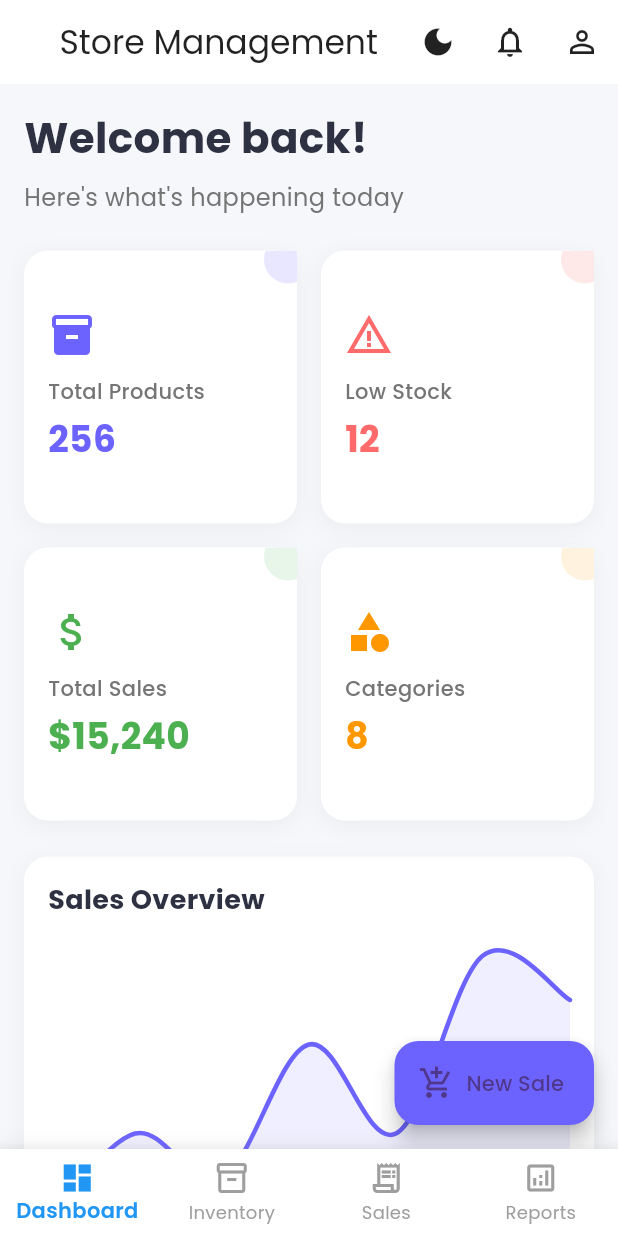
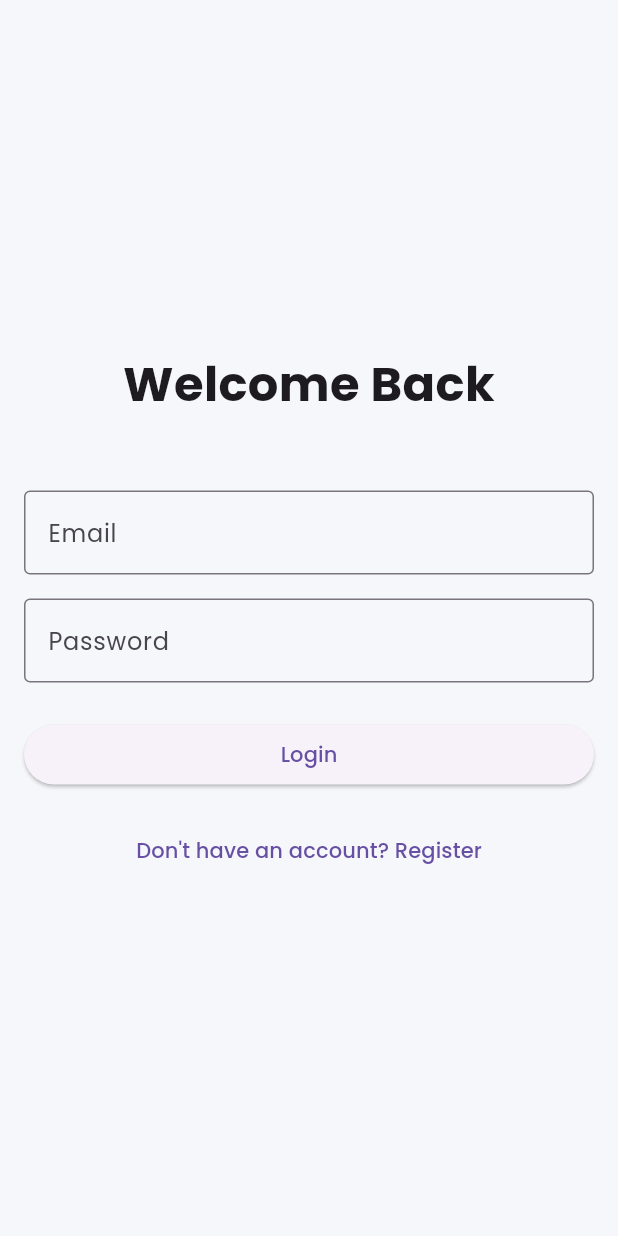
Before and after one commit to mohammmedfj95/vendor-app-mobile-version, a Flutter app: the screen it shows after launch, on a phone screen of 412 x 824 dp. Run offline on Flutter 3.47's test engine with Material 3 defaults, Android fonts, the phone set to English and light mode, and no system bars; drawn by our look-alikes of fl_chart; our stand-ins replace animate_do, firebase_auth, firebase_core, google_fonts, sqflite; missing offline and left inert: mobile_scanner; accounts and stored records are empty.

Commit message:
Add Firebase authentication with email/password login and registration

```diff
--- a/lib/main.dart
+++ b/lib/main.dart
@@ -1,14 +1,41 @@
 import 'package:flutter/material.dart';
 import 'package:provider/provider.dart';
 import 'package:google_fonts/google_fonts.dart';
+import 'package:firebase_core/firebase_core.dart';
+import 'package:firebase_auth/firebase_auth.dart';
 import 'screens/dashboard_screen.dart';
 import 'screens/inventory_screen.dart';
 import 'screens/new_sale_screen.dart';
 import 'screens/sales_screen.dart';
+import 'screens/auth/login_screen.dart';
+import 'screens/auth/register_screen.dart';
 import 'providers/theme_provider.dart';
 import 'services/database_service.dart';
+import 'services/auth_service.dart';
+import 'firebase_options.dart';
 
-void main() {
+void main() async {
+  print('Starting app initialization...');
+  WidgetsFlutterBinding.ensureInitialized();
+  print('Flutter binding initialized');
+  try {
+    print('Initializing Firebase...');
+    await Firebase.initializeApp(
+      options: DefaultFirebaseOptions.currentPlatform,
+    );
+    print('Firebase initialized successfully');
+
+    // Verify Firebase Auth is initialized
+    final auth = FirebaseAuth.instance;
+    print('Firebase Auth initialized: ${auth.app.name}');
+  } catch (e) {
+    print('Error initializing Firebase: $e');
+    // Add more detailed error information
+    if (e is FirebaseException) {
+      print('Firebase error code: ${e.code}');
+      print('Firebase error message: ${e.message}');
+    }
+  }
   runApp(
     ChangeNotifierProvider(
       create: (_) => ThemeProvider(),
@@ -22,6 +49,7 @@
 
   @override
   Widget build(BuildContext context) {
+    print('Building MyApp widget');
     final themeProvider = Provider.of<ThemeProvider>(context);
     return MaterialApp(
       title: 'Store Management',
@@ -30,10 +58,28 @@
           themeProvider.themeData.textTheme,
         ),
       ),
+      home: StreamBuilder<User?>(
+        stream: FirebaseAuth.instance.authStateChanges(),
+        builder: (context, snapshot) {
+          print('Auth state connection state: ${snapshot.connectionState}');
+          if (snapshot.connectionState == ConnectionState.waiting) {
+            print('Waiting for auth state...');
+            return const Center(child: CircularProgressIndicator());
+          }
+          if (snapshot.hasData) {
+            print('User is authenticated, showing StoreHomePage');
+            return const StoreHomePage();
+          }
+          print('User is not authenticated, showing LoginScreen');
+          return const LoginScreen();
+        },
+      ),
       routes: {
+        '/login': (context) => const LoginScreen(),
+        '/register': (context) => const RegisterScreen(),
+        '/home': (context) => const StoreHomePage(),
         '/create-sale': (context) => const NewSaleScreen(),
       },
-      home: const StoreHomePage(),
     );
   }
 }
--- /dev/null
+++ b/lib/screens/auth/login_screen.dart
@@ -0,0 +1,122 @@
+import 'package:flutter/material.dart';
+import 'package:store_management_app/services/auth_service.dart';
+
+class LoginScreen extends StatefulWidget {
+  const LoginScreen({super.key});
+
+  @override
+  State<LoginScreen> createState() => _LoginScreenState();
+}
+
+class _LoginScreenState extends State<LoginScreen> {
+  final _formKey = GlobalKey<FormState>();
+  final _emailController = TextEditingController();
+  final _passwordController = TextEditingController();
+  final _authService = AuthService();
+  bool _isLoading = false;
+
+  Future<void> _login() async {
+    if (_formKey.currentState!.validate()) {
+      setState(() => _isLoading = true);
+      try {
+        await _authService.signInWithEmailAndPassword(
+          _emailController.text.trim(),
+          _passwordController.text,
+        );
+        // Navigate to home screen after successful login
+        if (mounted) {
+          Navigator.of(context).pushReplacementNamed('/home');
+        }
+      } catch (e) {
+        if (mounted) {
+          ScaffoldMessenger.of(context).showSnackBar(
+            SnackBar(content: Text(e.toString())),
+          );
+        }
+      } finally {
+        if (mounted) {
+          setState(() => _isLoading = false);
+        }
+      }
+    }
+  }
+
+  @override
+  Widget build(BuildContext context) {
+    return Scaffold(
+      body: SafeArea(
+        child: Padding(
+          padding: const EdgeInsets.all(16.0),
+          child: Form(
+            key: _formKey,
+            child: Column(
+              mainAxisAlignment: MainAxisAlignment.center,
+              crossAxisAlignment: CrossAxisAlignment.stretch,
+              children: [
+                const Text(
+                  'Welcome Back',
+                  style: TextStyle(
+                    fontSize: 32,
+                    fontWeight: FontWeight.bold,
+                  ),
+                  textAlign: TextAlign.center,
+                ),
+                const SizedBox(height: 48),
+                TextFormField(
+                  controller: _emailController,
+                  decoration: const InputDecoration(
+                    labelText: 'Email',
+                    border: OutlineInputBorder(),
+                  ),
+                  keyboardType: TextInputType.emailAddress,
+                  validator: (value) {
+                    if (value == null || value.isEmpty) {
+                      return 'Please enter your email';
+                    }
+                    return null;
+                  },
+                ),
+                const SizedBox(height: 16),
+                TextFormField(
+                  controller: _passwordController,
+                  decoration: const InputDecoration(
+                    labelText: 'Password',
+                    border: OutlineInputBorder(),
+                  ),
+                  obscureText: true,
+                  validator: (value) {
+                    if (value == null || value.isEmpty) {
+                      return 'Please enter your password';
+                    }
+                    return null;
+                  },
+                ),
+                const SizedBox(height: 24),
+                ElevatedButton(
+                  onPressed: _isLoading ? null : _login,
+                  child: _isLoading
+                      ? const CircularProgressIndicator()
+                      : const Text('Login'),
+                ),
+                const SizedBox(height: 16),
+                TextButton(
+                  onPressed: () {
+                    Navigator.of(context).pushNamed('/register');
+                  },
+                  child: const Text('Don\'t have an account? Register'),
+                ),
+              ],
+            ),
+          ),
+        ),
+      ),
+    );
+  }
+
+  @override
+  void dispose() {
+    _emailController.dispose();
+    _passwordController.dispose();
+    super.dispose();
+  }
+}
--- /dev/null
+++ b/lib/services/auth_service.dart
@@ -0,0 +1,47 @@
+import 'package:firebase_auth/firebase_auth.dart';
+
+class AuthService {
+  final FirebaseAuth _auth = FirebaseAuth.instance;
+
+  // Get current user
+  User? get currentUser => _auth.currentUser;
+
+  // Sign in with email and password
+  Future<UserCredential> signInWithEmailAndPassword(
+      String email, String password) async {
+    try {
+      return await _auth.signInWithEmailAndPassword(
+        email: email,
+        password: password,
+      );
+    } catch (e) {
+      rethrow;
+    }
+  }
+
+  // Register with email and password
+  Future<UserCredential> registerWithEmailAndPassword(
+      String email, String password) async {
+    try {
+      return await _auth.createUserWithEmailAndPassword(
+        email: email,
+        password: password,
+      );
+    } catch (e) {
+      rethrow;
+    }
+  }
+
+  // Sign out
+  Future<void> signOut() async {
+    await _auth.signOut();
+  }
+
+  // Password reset
+  Future<void> sendPasswordResetEmail(String email) async {
+    await _auth.sendPasswordResetEmail(email: email);
+  }
+
+  // Stream of auth changes
+  Stream<User?> get authStateChanges => _auth.authStateChanges();
+}
--- a/pubspec.yaml
+++ b/pubspec.yaml
@@ -40,6 +40,11 @@
   fl_chart: ^0.63.0
   animate_do: ^3.0.2
   flutter_slidable: ^3.0.0
+  shared_preferences: ^2.3.3
+  uuid: ^4.5.1
+  firebase_core: ^2.24.2
+  firebase_auth: ^4.15.3
+  cloud_firestore: ^4.13.6
 
 dev_dependencies:
   flutter_test:
```
Also changed, not shown: lib/screens/auth/register_screen.dart (added, +148 -0 lines), lib/firebase_options.dart (added), pubspec.lock, 6 other files.
